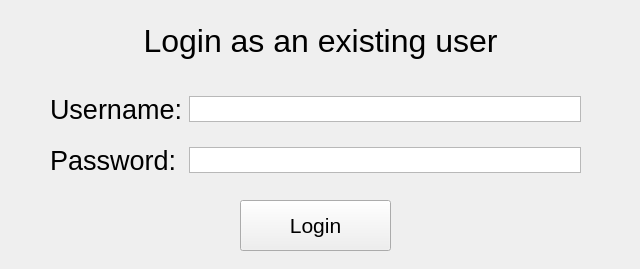
CarlosCapili/3K04-Pacemaker-Project, file DCM/ui_files/stackedwelcomescreen.ui: the form before one commit.
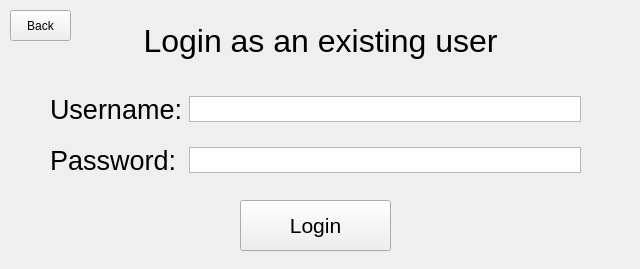
The form after the commit. The open tabs and pages were chosen to show the change.

Commit message: back button

```diff
--- a/DCM/ui_files/stackedwelcomescreen.ui
+++ b/DCM/ui_files/stackedwelcomescreen.ui
@@ -334,6 +334,19 @@
      </item>
     </layout>
    </widget>
+   <widget class="QPushButton" name="returnButton_2">
+    <property name="geometry">
+     <rect>
+      <x>10</x>
+      <y>10</y>
+      <width>61</width>
+      <height>31</height>
+     </rect>
+    </property>
+    <property name="text">
+     <string>Back</string>
+    </property>
+   </widget>
   </widget>
  </widget>
  <resources/>
```
Left out of the diff: 15 changed lines with no effect on the pictures.
